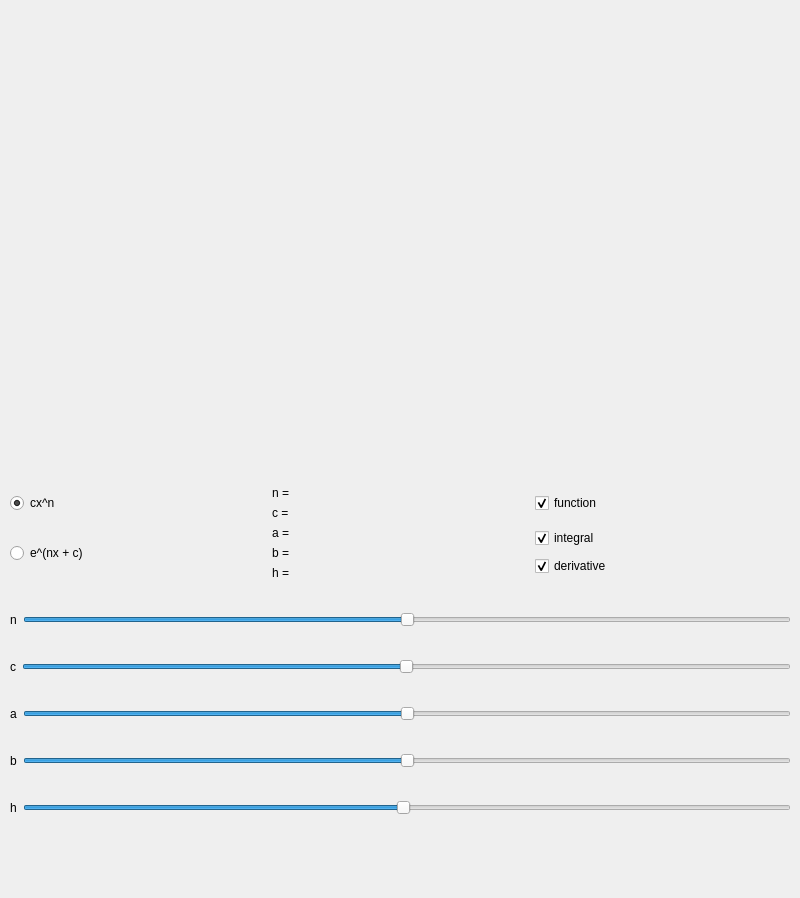
AlexPishchikov/product-integral, file graphs/desktop/ui/main.ui: the form before one commit.
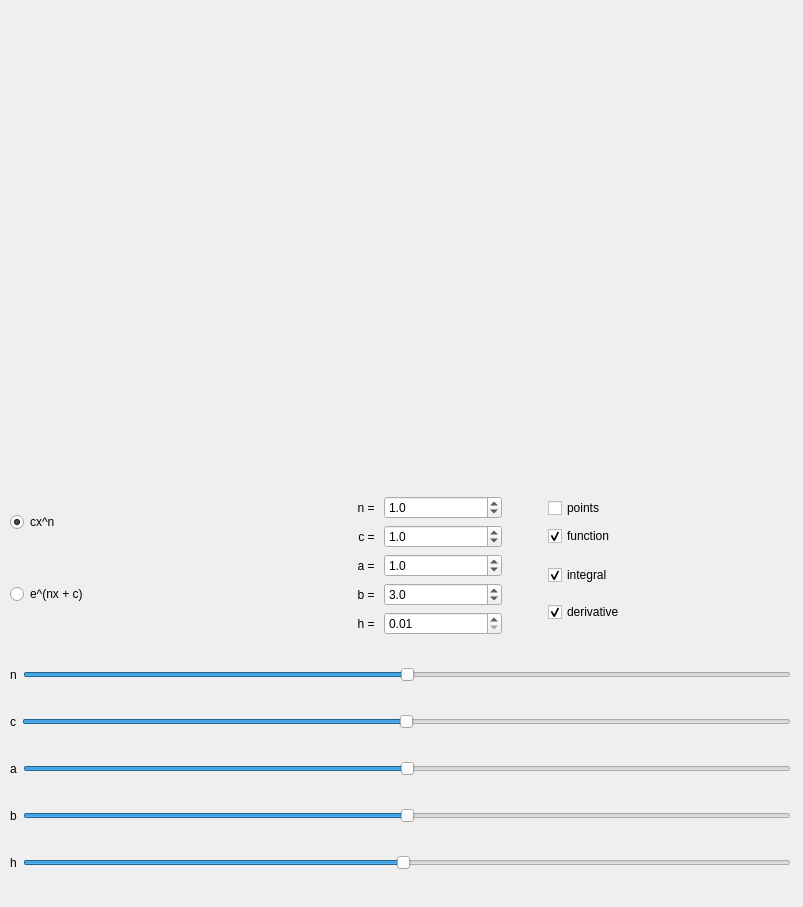
The form after the commit.

Commit message: spinboxes for parameters

Patch:
```diff
--- a/graphs/desktop/ui/main.ui
+++ b/graphs/desktop/ui/main.ui
@@ -6,8 +6,8 @@
    <rect>
     <x>0</x>
     <y>0</y>
-    <width>800</width>
-    <height>898</height>
+    <width>803</width>
+    <height>907</height>
    </rect>
   </property>
   <property name="windowTitle">
@@ -18,9 +18,9 @@
     <property name="geometry">
      <rect>
       <x>10</x>
-      <y>460</y>
+      <y>470</y>
       <width>781</width>
-      <height>381</height>
+      <height>431</height>
      </rect>
     </property>
     <layout class="QGridLayout" name="gridLayout">
@@ -79,59 +79,175 @@
       <layout class="QHBoxLayout" name="horizontalLayout_3">
        <item>
         <layout class="QGridLayout" name="gridLayout_2">
+         <item row="2" column="0">
+          <widget class="QRadioButton" name="exponential_function_radio_button">
+           <property name="text">
+            <string>e^(nx + c)</string>
+           </property>
+          </widget>
+         </item>
+         <item row="2" column="3">
+          <layout class="QVBoxLayout" name="verticalLayout_3">
+           <item>
+            <widget class="QCheckBox" name="integral_check_box">
+             <property name="text">
+              <string>integral</string>
+             </property>
+             <property name="checked">
+              <bool>true</bool>
+             </property>
+            </widget>
+           </item>
+           <item>
+            <widget class="QCheckBox" name="derivative_check_box">
+             <property name="text">
+              <string>derivative</string>
+             </property>
+             <property name="checked">
+              <bool>true</bool>
+             </property>
+            </widget>
+           </item>
+          </layout>
+         </item>
          <item row="2" column="1">
-          <layout class="QVBoxLayout" name="verticalLayout_2">
-           <item>
+          <layout class="QGridLayout" name="gridLayout_4">
+           <item row="0" column="0">
             <widget class="QLabel" name="a_value_label">
              <property name="text">
               <string>a = </string>
              </property>
+             <property name="alignment">
+              <set>Qt::AlignRight|Qt::AlignTrailing|Qt::AlignVCenter</set>
+             </property>
             </widget>
            </item>
-           <item>
+           <item row="1" column="1">
+            <widget class="QDoubleSpinBox" name="b_spin_box">
+             <property name="decimals">
+              <number>1</number>
+             </property>
+             <property name="minimum">
+              <double>-100.000000000000000</double>
+             </property>
+             <property name="singleStep">
+              <double>0.100000000000000</double>
+             </property>
+             <property name="value">
+              <double>3.000000000000000</double>
+             </property>
+            </widget>
+           </item>
+           <item row="2" column="1">
+            <widget class="QDoubleSpinBox" name="h_spin_box">
+             <property name="decimals">
+              <number>2</number>
+             </property>
+             <property name="minimum">
+              <double>0.010000000000000</double>
+             </property>
+             <property name="maximum">
+              <double>100.000000000000000</double>
+             </property>
+             <property name="singleStep">
+              <double>0.010000000000000</double>
+             </property>
+            </widget>
+           </item>
+           <item row="1" column="0">
             <widget class="QLabel" name="b_value_label">
              <property name="text">
               <string>b = </string>
              </property>
+             <property name="alignment">
+              <set>Qt::AlignRight|Qt::AlignTrailing|Qt::AlignVCenter</set>
+             </property>
             </widget>
            </item>
-           <item>
+           <item row="0" column="1">
+            <widget class="QDoubleSpinBox" name="a_spin_box">
+             <property name="decimals">
+              <number>1</number>
+             </property>
+             <property name="minimum">
+              <double>-100.000000000000000</double>
+             </property>
+             <property name="singleStep">
+              <double>0.100000000000000</double>
+             </property>
+             <property name="value">
+              <double>1.000000000000000</double>
+             </property>
+            </widget>
+           </item>
+           <item row="2" column="0">
             <widget class="QLabel" name="h_value_label">
              <property name="text">
               <string>h = </string>
              </property>
+             <property name="alignment">
+              <set>Qt::AlignRight|Qt::AlignTrailing|Qt::AlignVCenter</set>
+             </property>
             </widget>
            </item>
           </layout>
          </item>
          <item row="0" column="1">
-          <layout class="QVBoxLayout" name="verticalLayout">
-           <item>
-            <widget class="QLabel" name="n_value_label">
-             <property name="text">
-              <string>n = </string>
-             </property>
-            </widget>
-           </item>
-           <item>
+          <layout class="QGridLayout" name="gridLayout_3">
+           <item row="1" column="0">
             <widget class="QLabel" name="c_value_label">
              <property name="text">
               <string>c = </string>
              </property>
+             <property name="alignment">
+              <set>Qt::AlignRight|Qt::AlignTrailing|Qt::AlignVCenter</set>
+             </property>
+            </widget>
+           </item>
+           <item row="0" column="0">
+            <widget class="QLabel" name="n_value_label">
+             <property name="text">
+              <string>n = </string>
+             </property>
+             <property name="alignment">
+              <set>Qt::AlignRight|Qt::AlignTrailing|Qt::AlignVCenter</set>
+             </property>
+            </widget>
+           </item>
+           <item row="0" column="1">
+            <widget class="QDoubleSpinBox" name="n_spin_box">
+             <property name="decimals">
+              <number>1</number>
+             </property>
+             <property name="minimum">
+              <double>-100.000000000000000</double>
+             </property>
+             <property name="singleStep">
+              <double>0.100000000000000</double>
+             </property>
+             <property name="value">
+              <double>1.000000000000000</double>
+             </property>
+            </widget>
+           </item>
+           <item row="1" column="1">
+            <widget class="QDoubleSpinBox" name="c_spin_box">
+             <property name="decimals">
+              <number>1</number>
+             </property>
+             <property name="minimum">
+              <double>-100.000000000000000</double>
+             </property>
+             <property name="singleStep">
+              <double>0.100000000000000</double>
+             </property>
+             <property name="value">
+              <double>1.000000000000000</double>
+             </property>
             </widget>
            </item>
           </layout>
          </item>
-         <item row="0" column="2">
-          <widget class="QCheckBox" name="function_check_box">
-           <property name="text">
-            <string>function</string>
-           </property>
-           <property name="checked">
-            <bool>true</bool>
-           </property>
-          </widget>
-         </item>
          <item row="0" column="0">
           <widget class="QRadioButton" name="power_function_radio_button">
            <property name="text">
@@ -142,29 +258,51 @@
            </property>
           </widget>
          </item>
-         <item row="2" column="0">
-          <widget class="QRadioButton" name="exponential_function_radio_button">
-           <property name="text">
-            <string>e^(nx + c)</string>
+         <item row="0" column="2">
+          <spacer name="horizontalSpacer">
+           <property name="orientation">
+            <enum>Qt::Horizontal</enum>
            </property>
-          </widget>
+           <property name="sizeType">
+            <enum>QSizePolicy::Minimum</enum>
+           </property>
+           <property name="sizeHint" stdset="0">
+            <size>
+             <width>40</width>
+             <height>20</height>
+            </size>
+           </property>
+          </spacer>
          </item>
          <item row="2" column="2">
-          <layout class="QVBoxLayout" name="verticalLayout_3">
+          <spacer name="horizontalSpacer_2">
+           <property name="orientation">
+            <enum>Qt::Horizontal</enum>
+           </property>
+           <property name="sizeType">
+            <enum>QSizePolicy::Minimum</enum>
+           </property>
+           <property name="sizeHint" stdset="0">
+            <size>
+             <width>40</width>
+             <height>20</height>
+            </size>
+           </property>
+          </spacer>
+         </item>
+         <item row="0" column="3">
+          <layout class="QVBoxLayout" name="verticalLayout">
            <item>
-            <widget class="QCheckBox" name="integral_check_box">
+            <widget class="QCheckBox" name="points_check_box">
              <property name="text">
-              <string>integral</string>
-             </property>
-             <property name="checked">
-              <bool>true</bool>
+              <string>points</string>
              </property>
             </widget>
            </item>
            <item>
-            <widget class="QCheckBox" name="derivative_check_box">
+            <widget class="QCheckBox" name="function_check_box">
              <property name="text">
-              <string>derivative</string>
+              <string>function</string>
              </property>
              <property name="checked">
               <bool>true</bool>
@@ -263,7 +401,7 @@
       <x>20</x>
       <y>10</y>
       <width>761</width>
-      <height>421</height>
+      <height>451</height>
      </rect>
     </property>
     <property name="text">
```
The commit also changes 2 other files.
